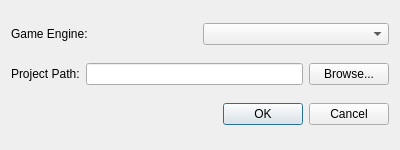
The window that loadprojectdialog.ui (kimgamerTV/NST-Ghost) describes before a commit, drawn with Qt 5.
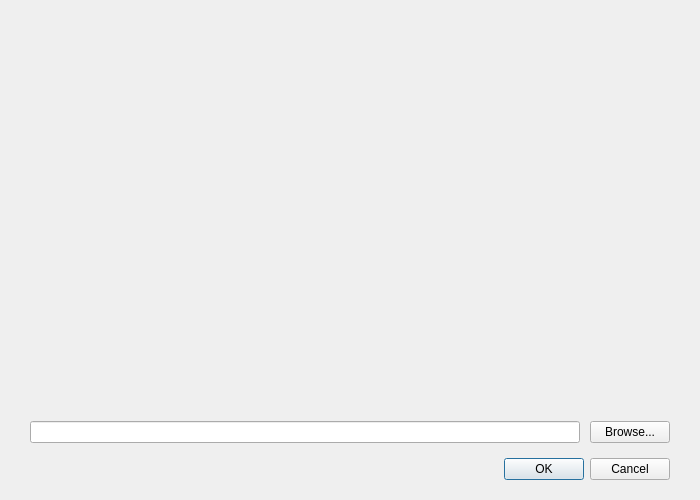
The same window after the commit.

Commit message:
Refactor: Untrack build files and update engine selection logic
- Added .gitignore to exclude build directories and other build artifacts.
- Untracked existing build files from the repository.
- Fixed QOverload issue in LoadProjectDialog for QButtonGroup::buttonClicked signal.
- Updated LoadProjectDialog::updateFrameSelection to accept QAbstractButton*.
- Corrected engineFiles map keys to uppercase for consistent engine detail display.

What changed in the file:
```diff
--- a/loadprojectdialog.ui
+++ b/loadprojectdialog.ui
@@ -6,37 +6,50 @@
    <rect>
     <x>0</x>
     <y>0</y>
-    <width>400</width>
-    <height>150</height>
+    <width>700</width>
+    <height>500</height>
    </rect>
   </property>
   <property name="windowTitle">
    <string>Load from Game Project</string>
   </property>
   <layout class="QVBoxLayout" name="verticalLayout">
+   <property name="spacing">
+    <number>15</number>
+   </property>
+   <property name="leftMargin">
+    <number>0</number>
+   </property>
+   <property name="topMargin">
+    <number>0</number>
+   </property>
+   <property name="rightMargin">
+    <number>0</number>
+   </property>
+   <property name="bottomMargin">
+    <number>20</number>
+   </property>
    <item>
-    <layout class="QHBoxLayout" name="engineLayout">
-     <item>
-      <widget class="QLabel" name="engineLabel">
-       <property name="text">
-        <string>Game Engine:</string>
-       </property>
-      </widget>
-     </item>
-     <item>
-      <widget class="QComboBox" name="engineComboBox"/>
-     </item>
-    </layout>
+    <widget class="QWidget" name="contentWidget" native="true">
+     <property name="sizePolicy">
+      <sizepolicy hsizetype="Preferred" vsizetype="Expanding">
+       <horstretch>0</horstretch>
+       <verstretch>0</verstretch>
+      </sizepolicy>
+     </property>
+    </widget>
    </item>
    <item>
     <layout class="QHBoxLayout" name="pathLayout">
-     <item>
-      <widget class="QLabel" name="pathLabel">
-       <property name="text">
-        <string>Project Path:</string>
-       </property>
-      </widget>
-     </item>
+     <property name="spacing">
+      <number>10</number>
+     </property>
+     <property name="leftMargin">
+      <number>30</number>
+     </property>
+     <property name="rightMargin">
+      <number>30</number>
+     </property>
      <item>
       <widget class="QLineEdit" name="projectPathLineEdit"/>
      </item>
@@ -50,6 +63,14 @@
     </layout>
    </item>
    <item>
+    <layout class="QHBoxLayout" name="buttonLayout">
+     <property name="leftMargin">
+      <number>30</number>
+     </property>
+     <property name="rightMargin">
+      <number>30</number>
+     </property>
+     <item>
     <widget class="QDialogButtonBox" name="buttonBox">
      <property name="orientation">
       <enum>Qt::Horizontal</enum>
@@ -58,6 +79,8 @@
       <set>QDialogButtonBox::Cancel|QDialogButtonBox::Ok</set>
      </property>
     </widget>
+     </item>
+    </layout>
    </item>
   </layout>
  </widget>
```
Lines whose indentation alone changed are shown as unchanged. The commit also changes 998 other files.
